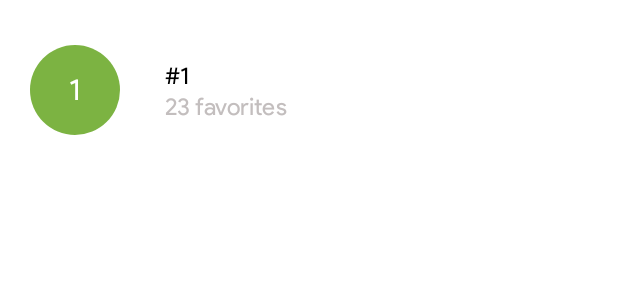
After one commit to enstulen/100montaditos, an Android app: the layout toplist_recyclerview_row.xml on its own in the app's theme, with its tools: preview values and no code run, on a phone screen of 412 x 824 dp. The commit adds this screen. Shown: the top 300 px of the screen. Run offline under Robolectric (Android 15) with nearby library versions, the phone set to English and light mode, and no system bars.

Commit message:
Add toplist

```diff
--- /dev/null
+++ b/app/src/main/res/drawable/circle.xml
@@ -0,0 +1,10 @@
+<shape xmlns:android="http://schemas.android.com/apk/res/android"
+    android:shape="oval">
+
+    <solid android:color="@color/colorAccent" />
+
+    <size
+        android:height="60dp"
+        android:width="60dp" />
+
+</shape>
--- /dev/null
+++ b/app/src/main/res/drawable/rounded_textview.xml
@@ -0,0 +1,4 @@
+<?xml version="1.0" encoding="utf-8"?>
+<selector xmlns:android="http://schemas.android.com/apk/res/android">
+    <item android:drawable="@drawable/circle" />
+</selector>
--- /dev/null
+++ b/app/src/main/res/layout/toplist_recyclerview_row.xml
@@ -0,0 +1,56 @@
+<?xml version="1.0" encoding="utf-8"?>
+<RelativeLayout xmlns:android="http://schemas.android.com/apk/res/android"
+    android:layout_width="match_parent"
+    android:layout_height="wrap_content">
+
+    <TextView
+        android:id="@+id/toplist_number"
+        android:layout_width="60dp"
+        android:layout_height="60dp"
+        android:layout_alignParentStart="true"
+        android:layout_alignParentLeft="true"
+        android:layout_alignParentTop="true"
+        android:layout_marginStart="20dp"
+        android:layout_marginLeft="20dp"
+        android:layout_marginTop="30dp"
+        android:layout_marginBottom="30dp"
+        android:background="@drawable/rounded_textview"
+        android:gravity="center"
+        android:text="1"
+        android:textColor="@android:color/white"
+        android:textSize="20sp" />
+
+
+    <TextView
+        android:id="@+id/toplist_name"
+        android:layout_width="wrap_content"
+        android:layout_height="wrap_content"
+        android:layout_alignTop="@id/toplist_number"
+        android:layout_alignParentEnd="true"
+        android:layout_alignParentRight="true"
+        android:layout_marginStart="30dp"
+        android:layout_marginLeft="30dp"
+        android:layout_marginTop="10dp"
+        android:layout_toEndOf="@id/toplist_number"
+        android:text="#1" />
+
+    <TextView
+        android:id="@+id/toplist_favorites"
+        android:layout_width="wrap_content"
+        android:layout_height="wrap_content"
+        android:layout_below="@id/toplist_name"
+        android:layout_marginStart="30dp"
+        android:layout_toRightOf="@id/toplist_number"
+        android:text="23 favorites"
+        android:textColor="@color/colorGray" />
+
+    <ImageView
+        android:id="@+id/toplist_imageView"
+        android:layout_width="60dp"
+        android:layout_height="60dp"
+        android:layout_alignParentEnd="true"
+        android:layout_marginTop="40dp"
+        android:layout_marginRight="30dp"
+
+        />
+</RelativeLayout>
```
Also changed, not shown: app/src/main/java/com/uc3m/a100montaditos/TopListRecyclerViewAdapter.java (added, +93 -0 lines), app/src/main/java/com/uc3m/a100montaditos/ToplistFragment.java (+69 -1 lines), app/src/main/res/layout/fragment_toplist.xml (+4 -7 lines).
